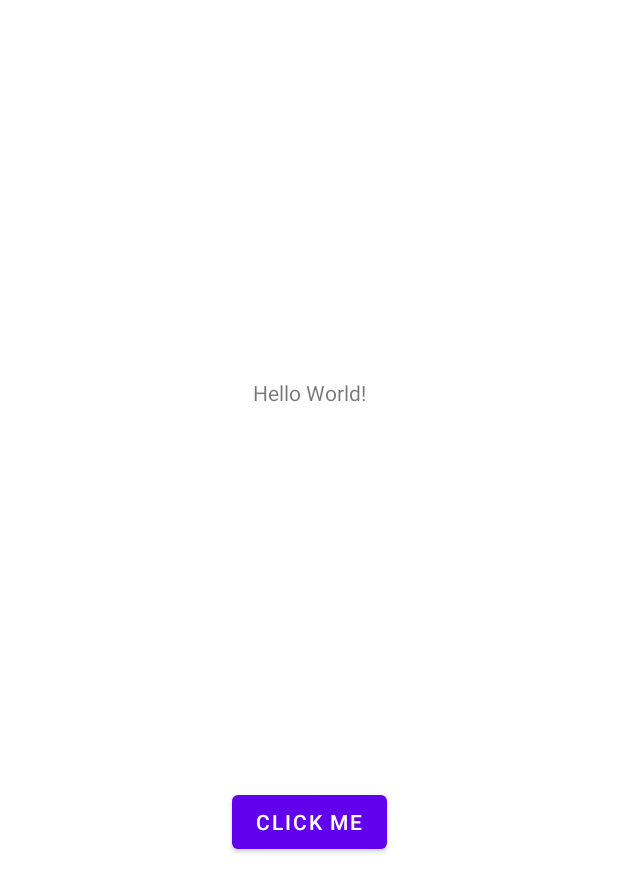
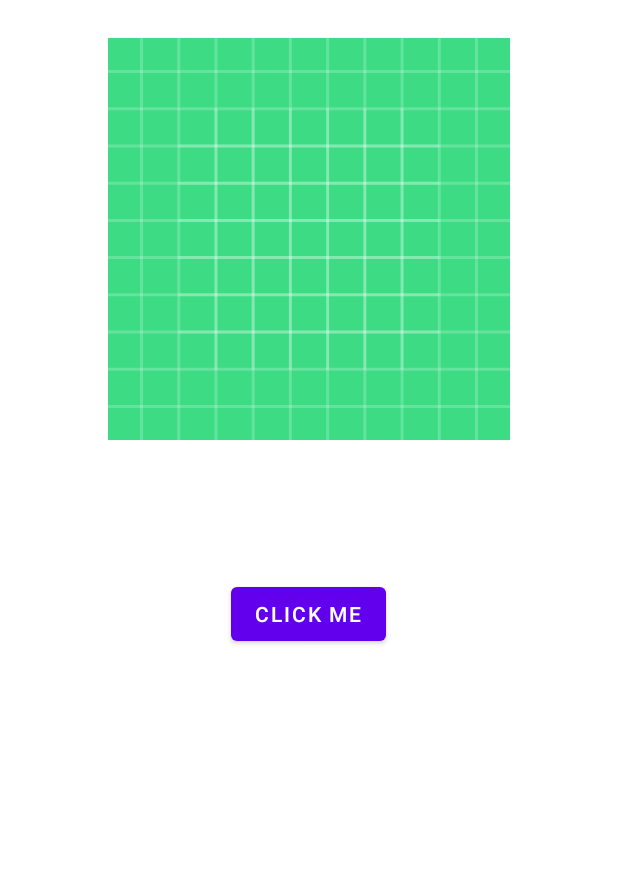
Before and after one commit to barendgehrels/hello-world, an Android app: the layout activity_main.xml on its own in the app's theme, with its tools: preview values and no code run, on a phone screen of 412 x 824 dp. Shown: the top 892 px of the screen. Run offline under Robolectric (Android 15) with nearby library versions, the phone set to English and light mode, and no system bars.

Commit message:
[hw retrieve] add image and change layout

```diff
--- a/kotlin/hello-world-retrieve-draw-image/app/src/main/java/org/barend/hw_retrieve_image/MainActivity.kt
+++ b/kotlin/hello-world-retrieve-draw-image/app/src/main/java/org/barend/hw_retrieve_image/MainActivity.kt
@@ -16,8 +16,8 @@ class MainActivity : AppCompatActivity() {
         binding = ActivityMainBinding.inflate(layoutInflater)
         setContentView(binding.root)
 
-        val textView : TextView = binding.textviewFirst
-        val button : Button = binding.buttonFirst
+        val textView : TextView = binding.textViewSample
+        val button : Button = binding.buttonGetImage
         button.setOnClickListener {
             textView.text = "You clicked!"
         }
--- a/kotlin/hello-world-retrieve-draw-image/app/src/main/res/layout/activity_main.xml
+++ b/kotlin/hello-world-retrieve-draw-image/app/src/main/res/layout/activity_main.xml
@@ -1,27 +1,61 @@
 <?xml version="1.0" encoding="utf-8"?>
-<androidx.constraintlayout.widget.ConstraintLayout xmlns:android="http://schemas.android.com/apk/res/android"
+<LinearLayout xmlns:android="http://schemas.android.com/apk/res/android"
     xmlns:app="http://schemas.android.com/apk/res-auto"
     xmlns:tools="http://schemas.android.com/tools"
     android:layout_width="match_parent"
-    android:layout_height="match_parent">
+    android:layout_height="match_parent"
+    android:orientation="vertical">
+
+    <Space
+        android:layout_width="match_parent"
+        android:layout_height="25dp" />
+
+    <ImageView
+        android:id="@+id/imageView"
+        android:layout_width="match_parent"
+        android:layout_height="268dp"
+        android:layout_marginStart="10dp"
+        android:layout_marginEnd="10dp"
+        android:layout_marginBottom="14dp"
+        android:src="@drawable/ic_launcher_background" />
 
     <TextView
-        android:id="@+id/textview_first"
-        android:layout_width="wrap_content"
+        android:id="@+id/textViewSample"
+        android:layout_width="match_parent"
         android:layout_height="wrap_content"
-        android:text="@string/hello_world"
-        app:layout_constraintBottom_toTopOf="@id/button_first"
-        app:layout_constraintEnd_toEndOf="parent"
-        app:layout_constraintStart_toStartOf="parent"
-        app:layout_constraintTop_toTopOf="parent" />
+        android:layout_marginStart="25dp"
+        android:layout_marginTop="25dp"
+        android:layout_marginEnd="25dp"
+        android:textAlignment="center"
+        android:textSize="20sp" />
 
-    <Button
-        android:id="@+id/button_first"
-        android:layout_width="wrap_content"
-        android:layout_height="wrap_content"
-        android:text="@string/next"
-        app:layout_constraintBottom_toBottomOf="parent"
-        app:layout_constraintEnd_toEndOf="parent"
-        app:layout_constraintStart_toStartOf="parent"
-        app:layout_constraintTop_toBottomOf="@id/textview_first" />
-</androidx.constraintlayout.widget.ConstraintLayout>
+    <Space
+        android:layout_width="match_parent"
+        android:layout_height="25dp" />
+
+    <LinearLayout
+        android:layout_width="match_parent"
+        android:layout_height="match_parent"
+        android:orientation="horizontal">
+
+        <Space
+            android:layout_width="25dp"
+            android:layout_height="wrap_content"
+            android:layout_weight="1" />
+
+        <Button
+            android:id="@+id/buttonGetImage"
+            android:layout_width="wrap_content"
+            android:layout_height="wrap_content"
+            android:layout_marginStart="25dp"
+            android:layout_marginEnd="25dp"
+            android:layout_marginBottom="25dp"
+            android:text="Click me" />
+
+        <Space
+            android:layout_width="25dp"
+            android:layout_height="wrap_content"
+            android:layout_weight="1" />
+    </LinearLayout>
+
+</LinearLayout>
```
